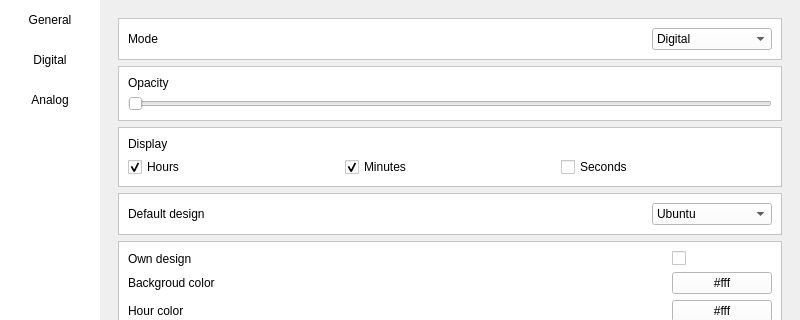
Before: the Qt Designer form ITU_clock/settingwindow.ui in Kathelas007/ITU, drawn with Qt 5; both pictures show x 0 to 800 and y 0 to 320 of the 800 by 500 pixel window.
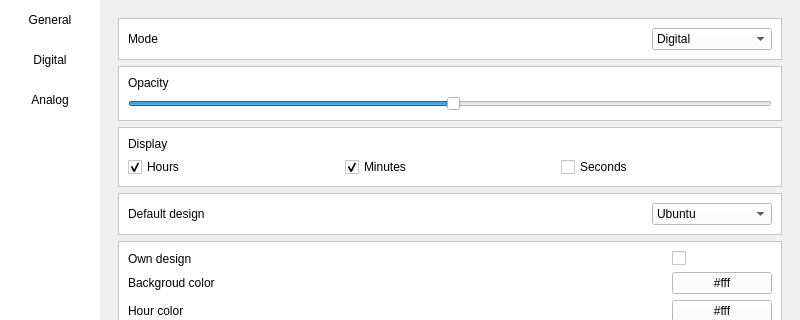
After: the same form once the commit is applied.

Commit message: cong to setting

```diff
--- a/ITU_clock/settingwindow.ui
+++ b/ITU_clock/settingwindow.ui
@@ -276,6 +276,9 @@
               </item>
               <item>
                <widget class="QSlider" name="opacity_slider">
+                <property name="value">
+                 <number>50</number>
+                </property>
                 <property name="orientation">
                  <enum>Qt::Horizontal</enum>
                 </property>
```
Left out of the diff: 13 changed lines with no effect on the pictures. The commit also changes 2 other files.
